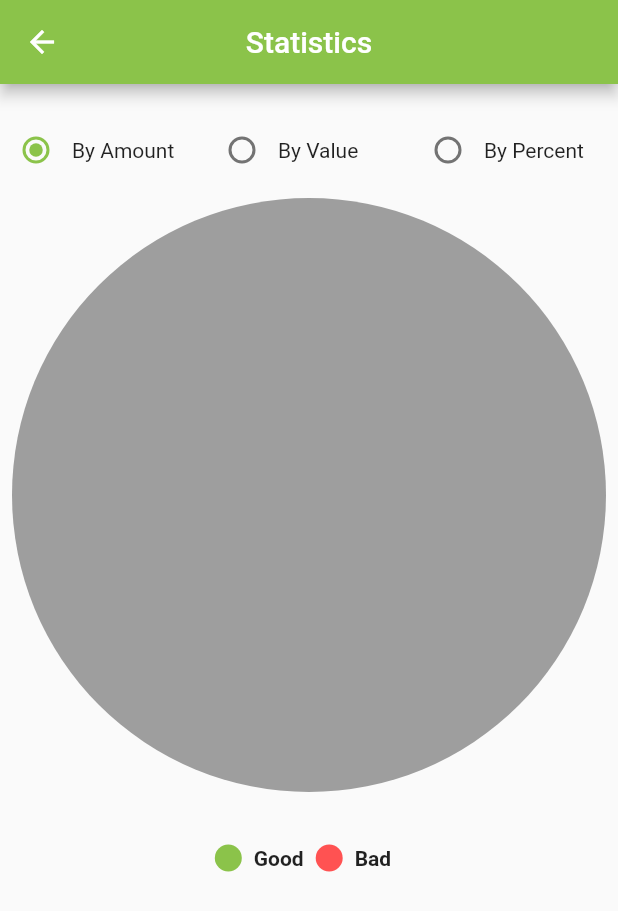
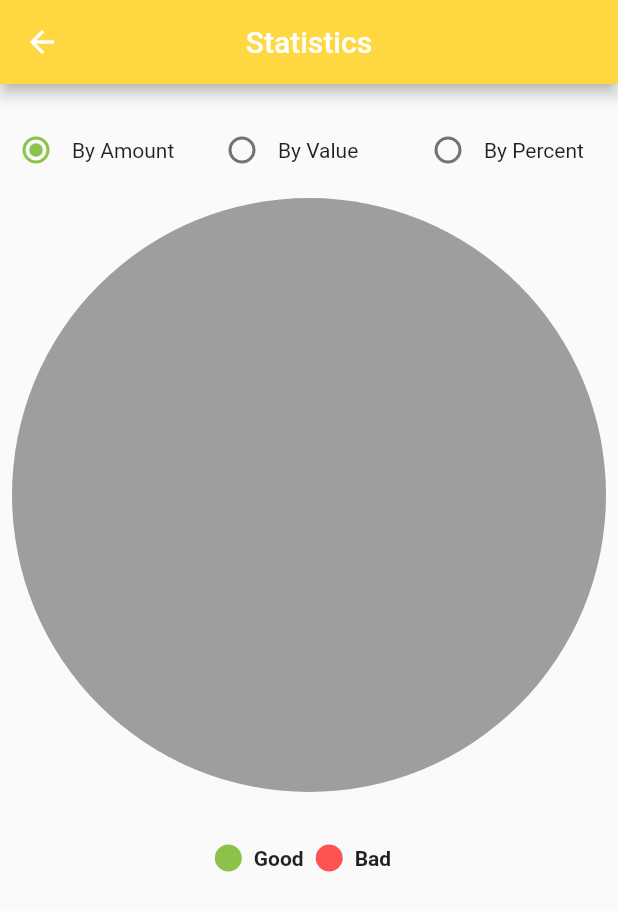
Before and after one commit to goodiny777/Karma-Flutter, a Flutter app: the screen it shows after launch, in the side drawer, after a tap on "Statistics", on a phone screen of 412 x 824 dp. Shown: the top 911 px of the screen. Run offline on Flutter 3.47's test engine with Material 2 defaults, Android fonts, the phone set to English and light mode, and no system bars; drawn by our look-alikes of pie_chart; our stand-ins replace animated_splash_screen, flutter_local_notifications, fluttertoast, sqflite, timezone; accounts and stored records are empty.

Commit message:
Refactoring New colors About text

```diff
--- a/karma/karma/lib/screens/home_page.dart
+++ b/karma/karma/lib/screens/home_page.dart
@@ -12,8 +12,8 @@ class MyHomePage extends StatefulWidget {
   final DBProvider _dbProvider = DBProvider.db;
   bool canAction = true;
   PageController? _pageController;
-  List<DateTime?>? datesList = null;
-  DateTime? selectedDate = null;
+  List<DateTime?>? datesList;
+  DateTime? selectedDate;
   int lastDatePosition = 0;
 
   @override
@@ -21,6 +21,8 @@ class MyHomePage extends StatefulWidget {
 }
 
 class _MyHomePageState extends State<MyHomePage> {
+  static const fabSide = 90.0;
+
   @override
   void initState() {
     widget._dbProvider
@@ -180,8 +182,16 @@ class _MyHomePageState extends State<MyHomePage> {
           padding: const EdgeInsets.all(8.0),
           child: Row(
             mainAxisAlignment: MainAxisAlignment.spaceAround,
-            children: <Widget>[
-              FloatingActionButton(
+            children: <Widget>[badFab(), SizedBox(width: 200), goodFab()],
+          ),
+        ));
+  }
+
+  Widget badFab() {
+    return Container(
+      width: fabSide,
+      height: fabSide,
+      child: FloatingActionButton(
         backgroundColor: Colors.redAccent,
         heroTag: "btnBad",
         onPressed: () => {
@@ -195,8 +205,7 @@ class _MyHomePageState extends State<MyHomePage> {
                     return DeedDialog(
                         type: false,
                         onConfirm: () => {
-                                      Future.delayed(
-                                          Duration(milliseconds: 500), () {
+                              Future.delayed(Duration(milliseconds: 500), () {
                                 this.setState(() {});
                               })
                             });
@@ -206,11 +215,16 @@ class _MyHomePageState extends State<MyHomePage> {
               }),
             }
         },
-                child: Icon(Icons.remove_circle_outline_outlined,
-                    color: Colors.white),
+        child: Icon(Icons.remove_circle_outline_outlined, color: Colors.white),
       ),
-              SizedBox(width: 200),
-              FloatingActionButton(
+    );
+  }
+
+  Widget goodFab() {
+    return Container(
+      width: fabSide,
+      height: fabSide,
+      child: FloatingActionButton(
         backgroundColor: Colors.lightGreen,
         heroTag: "btnGood",
         onPressed: () => {
@@ -224,8 +238,7 @@ class _MyHomePageState extends State<MyHomePage> {
                     return DeedDialog(
                         type: true,
                         onConfirm: () => {
-                                      Future.delayed(
-                                          Duration(milliseconds: 500), () {
+                              Future.delayed(Duration(milliseconds: 500), () {
                                 this.setState(() {});
                               })
                             });
@@ -236,10 +249,8 @@ class _MyHomePageState extends State<MyHomePage> {
             }
         },
         child: Icon(Icons.add_circle_outline, color: Colors.white),
-              )
-            ],
       ),
-        ));
+    );
   }
 }
 
--- a/karma/karma/lib/screens/statistics_page.dart
+++ b/karma/karma/lib/screens/statistics_page.dart
@@ -29,6 +29,7 @@ class _StatisticsState extends State<StatisticsWidget> {
     return Scaffold(
         appBar: AppBar(
             centerTitle: true,
+            backgroundColor: Colors.amberAccent,
             leading: GestureDetector(
                 child: Icon(
                   Icons.arrow_back,
@@ -45,58 +46,7 @@ class _StatisticsState extends State<StatisticsWidget> {
             SizedBox(
               height: 20,
             ),
-            Row(
-              children: [
-                Expanded(
-                  child: Row(
-                    children: [
-                      Radio<StatisticFilter>(
-                        value: StatisticFilter.byAmount,
-                        groupValue: widget._filter,
-                        onChanged: (StatisticFilter? value) {
-                          setState(() {
-                            widget._filter = value;
-                          });
-                        },
-                      ),
-                      Text('By Amount')
-                    ],
-                  ),
-                ),
-                Expanded(
-                  child: Row(
-                    children: [
-                      Radio<StatisticFilter>(
-                        value: StatisticFilter.byValue,
-                        groupValue: widget._filter,
-                        onChanged: (StatisticFilter? value) {
-                          setState(() {
-                            widget._filter = value;
-                          });
-                        },
-                      ),
-                      Text('By Value')
-                    ],
-                  ),
-                ),
-                Expanded(
-                  child: Row(
-                    children: [
-                      Radio<StatisticFilter>(
-                        value: StatisticFilter.byPercent,
-                        groupValue: widget._filter,
-                        onChanged: (StatisticFilter? value) {
-                          setState(() {
-                            widget._filter = value;
-                          });
-                        },
-                      ),
-                      Text('By Percent')
-                    ],
-                  ),
-                ),
-              ],
-            ),
+            getToggleWidgets(),
             Center(
               child: PieChart(
                 dataMap: {
@@ -145,6 +95,61 @@ class _StatisticsState extends State<StatisticsWidget> {
           ],
         ));
   }
+
+  Widget getToggleWidgets() {
+    return Row(
+      children: [
+        Expanded(
+          child: Row(
+            children: [
+              Radio<StatisticFilter>(
+                value: StatisticFilter.byAmount,
+                groupValue: widget._filter,
+                onChanged: (StatisticFilter? value) {
+                  setState(() {
+                    widget._filter = value;
+                  });
+                },
+              ),
+              Text('By Amount')
+            ],
+          ),
+        ),
+        Expanded(
+          child: Row(
+            children: [
+              Radio<StatisticFilter>(
+                value: StatisticFilter.byValue,
+                groupValue: widget._filter,
+                onChanged: (StatisticFilter? value) {
+                  setState(() {
+                    widget._filter = value;
+                  });
+                },
+              ),
+              Text('By Value')
+            ],
+          ),
+        ),
+        Expanded(
+          child: Row(
+            children: [
+              Radio<StatisticFilter>(
+                value: StatisticFilter.byPercent,
+                groupValue: widget._filter,
+                onChanged: (StatisticFilter? value) {
+                  setState(() {
+                    widget._filter = value;
+                  });
+                },
+              ),
+              Text('By Percent')
+            ],
+          ),
+        ),
+      ],
+    );
+  }
 }
 
 enum StatisticFilter { byAmount, byValue, byPercent }
```
Also changed, not shown: karma/karma/lib/screens/about_page.dart (+19 -2 lines), karma/karma/pubspec.lock, 3 other files. Lines whose indentation alone changed are shown as unchanged.
